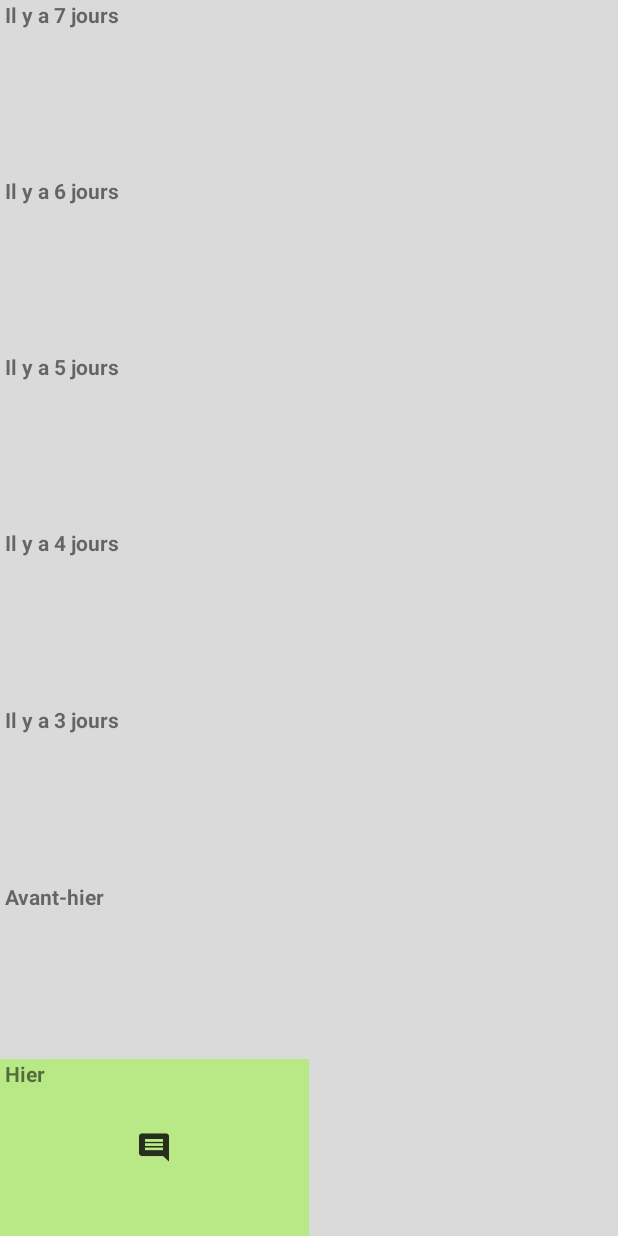
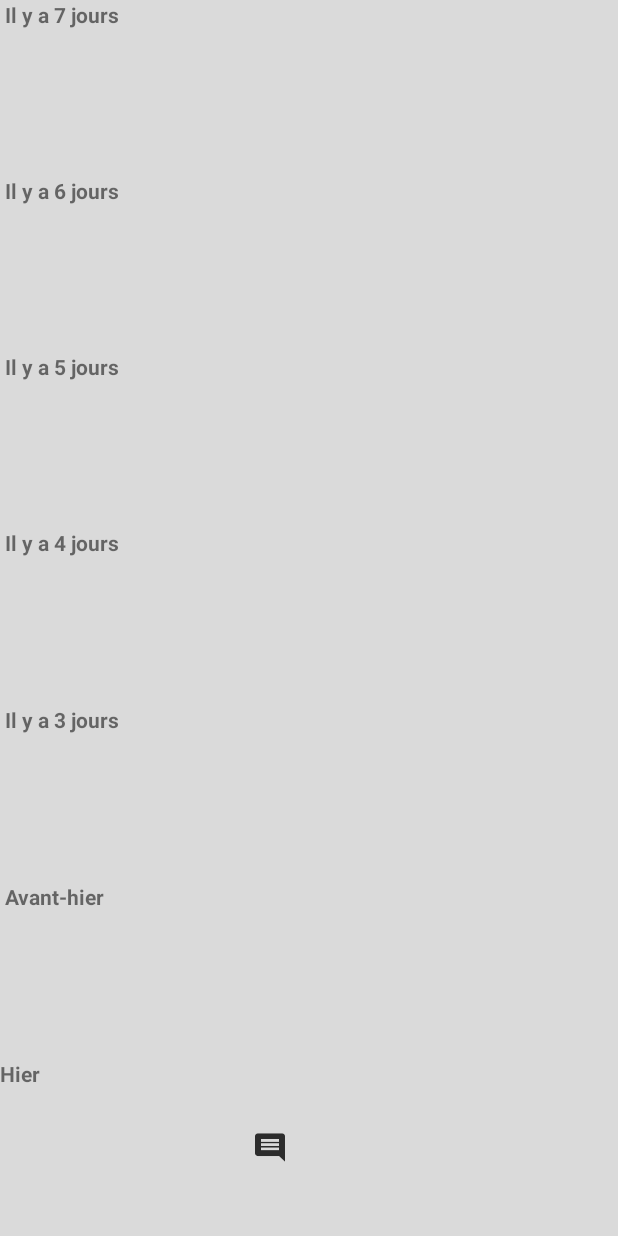
Before and after one commit to braindeadz/Moodtracker, an Android app: the History screen opened directly, with no data from a screen before it, on a phone screen of 412 x 824 dp. Run offline under Robolectric (Android 15) with nearby library versions, the phone set to English and light mode, and no system bars.

Commit message:
-History crash fix

```diff
--- a/app/src/main/java/driss/moussa/moodtracker/controller/History.java
+++ b/app/src/main/java/driss/moussa/moodtracker/controller/History.java
@@ -22,7 +22,7 @@ import driss.moussa.moodtracker.model.Mood;
 
 public class History extends AppCompatActivity {
 
-    SharedPreferences mPreferences;
+
 
     int[] arraySmileys = new int[]{
             R.drawable.smiley_super_happy,
@@ -55,6 +55,9 @@ public class History extends AppCompatActivity {
     ////////
     /////
 
+
+
+
     @Override
     protected void onCreate(Bundle savedInstanceState) {
         super.onCreate(savedInstanceState);
@@ -64,29 +67,28 @@ public class History extends AppCompatActivity {
                 WindowManager.LayoutParams.FLAG_FULLSCREEN,WindowManager.LayoutParams.FLAG_FULLSCREEN);
 
 
-        mPreferences = getPreferences(MODE_PRIVATE);
+        SharedPreferences mPreferences;
+        mPreferences = getSharedPreferences(getString(R.string.key_shared_preferences), MODE_PRIVATE);
         Gson gson = new Gson();
         String json = mPreferences.getString(currentDate, "");
         Mood obj = gson.fromJson(json, Mood.class);
+        FrameLayout past1 = (FrameLayout)findViewById(R.id.past1);
+
+        if (obj != null) {
+            int oldMood = obj.getSelectedMood();
+            past1.setBackgroundResource(arrayBackgroundColors[oldMood]);
+        }
 
 
 
-        // Fait planter l'écran historique
-
-        int counter = 1;
-       // obj.getSelectedMood();
-
-        //////////////////////////////////////////
-
-
-        ImageView iconPast1 = (ImageView) findViewById(R.id.iconPast1);
-
-        iconPast1.setImageResource(R.drawable.ic_comment_black_48px);
 
 
 
-        FrameLayout past1 = (FrameLayout)findViewById(R.id.past1);
-        past1.setBackgroundColor(getResources().getColor(arrayBackgroundColors[counter]));
+
+
+
+
+
 
 
 
--- a/app/src/main/java/driss/moussa/moodtracker/controller/MainActivity.java
+++ b/app/src/main/java/driss/moussa/moodtracker/controller/MainActivity.java
@@ -105,7 +105,7 @@ public class MainActivity extends AppCompatActivity  {
         mood = new Mood(counter, "");
         view = this.getWindow().getDecorView();
         gestureDetector = new SwipeGestureDetector(this);
-        mPreferences = getPreferences(MODE_PRIVATE);
+        mPreferences = getSharedPreferences(getString(R.string.key_shared_preferences), MODE_PRIVATE);
         ImageView addnote_clic = (ImageView) findViewById(R.id.addnote_clic);
         ImageView history_clic = (ImageView) findViewById(R.id.history_clic);
         addnote_clic.setImageResource(R.drawable.ic_note_add_black);
@@ -259,7 +259,7 @@ public class MainActivity extends AppCompatActivity  {
         }
 
         builder.setView(view)
-                .setTitle("Commentaire")
+                .setTitle(R.string.comment)
                 .setNegativeButton("Annuler", new DialogInterface.OnClickListener() {
                     @Override
                     public void onClick(DialogInterface dialogInterface, int i) {
@@ -279,6 +279,7 @@ public class MainActivity extends AppCompatActivity  {
 
 
                         SharedPreferences.Editor prefsEditor = mPreferences.edit();
+
                         Gson gson = new Gson();
                         String json = gson.toJson(mood);
                         prefsEditor.putString(currentDate , json);
--- a/app/src/main/java/driss/moussa/moodtracker/controller/WelcomeScreen.java
+++ b/app/src/main/java/driss/moussa/moodtracker/controller/WelcomeScreen.java
@@ -10,7 +10,7 @@ import driss.moussa.moodtracker.R;
 
 public class WelcomeScreen extends AppCompatActivity {
 
-    private static int SPLASH_TIME_OUT = 3000; // 3000
+    private static int SPLASH_TIME_OUT = 1000; // 3000
 
     @Override
     protected void onCreate(Bundle savedInstanceState) {
--- a/app/src/main/res/layout/activity_history.xml
+++ b/app/src/main/res/layout/activity_history.xml
@@ -7,8 +7,7 @@
     android:layout_height="match_parent"
     tools:context=".controller.History"
     android:background="#DADADA"
-    android:orientation="vertical"
-    android:layout_gravity="right">
+    android:orientation="vertical">
 
     <!--Il Y A 7 JOURS-->
 
@@ -181,14 +180,16 @@
             <TextView
                 android:layout_width="wrap_content"
                 android:layout_height="wrap_content"
-                android:text=" Hier"
+                android:text="@string/hier"
                 android:textStyle="bold" />
 
             <ImageView
                 android:id="@+id/iconPast1"
+                android:src="@drawable/ic_comment_black_48px"
                 android:layout_width="wrap_content"
                 android:layout_height="wrap_content"
-                android:layout_gravity="center"/>
+                android:layout_gravity="center|end"
+                android:layout_marginEnd="16dp"/>
         </FrameLayout>
         <FrameLayout
             android:layout_width="0dp"
--- a/app/src/main/res/values/strings.xml
+++ b/app/src/main/res/values/strings.xml
@@ -1,3 +1,6 @@
 <resources>
     <string name="app_name">Moodtracker</string>
+    <string name="key_shared_preferences">myPreferences</string>
+    <string name="comment">Commentaire</string>
+    <string name="hier">Hier</string>
 </resources>
```
